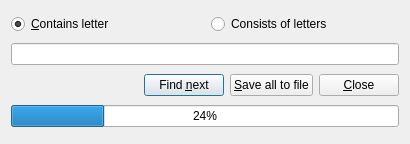
vanyog/grammar-bg, file searchDialog.ui: the form before one commit.
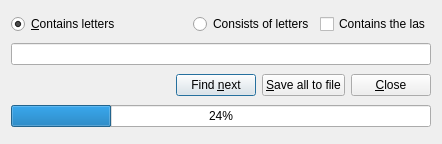
The form after the commit.

The edit to the form file:
```diff
--- a/searchDialog.ui
+++ b/searchDialog.ui
@@ -6,7 +6,7 @@
    <rect>
     <x>0</x>
     <y>0</y>
-    <width>410</width>
+    <width>442</width>
     <height>144</height>
    </rect>
   </property>
@@ -14,16 +14,6 @@
    <string>Word Searching</string>
   </property>
   <layout class="QGridLayout">
-   <item row="0" column="0" colspan="2">
-    <widget class="QRadioButton" name="radioButton">
-     <property name="text">
-      <string>&amp;Contains letter</string>
-     </property>
-     <property name="checked">
-      <bool>true</bool>
-     </property>
-    </widget>
-   </item>
    <item row="0" column="2">
     <widget class="QRadioButton" name="radioButton_2">
      <property name="text">
@@ -82,6 +72,23 @@
      </property>
     </widget>
    </item>
+   <item row="0" column="3">
+    <widget class="QCheckBox" name="checkBox">
+     <property name="text">
+      <string>Contains the las</string>
+     </property>
+    </widget>
+   </item>
+   <item row="0" column="0" colspan="2">
+    <widget class="QRadioButton" name="radioButton">
+     <property name="text">
+      <string>&amp;Contains letters</string>
+     </property>
+     <property name="checked">
+      <bool>true</bool>
+     </property>
+    </widget>
+   </item>
   </layout>
  </widget>
  <tabstops>
```
